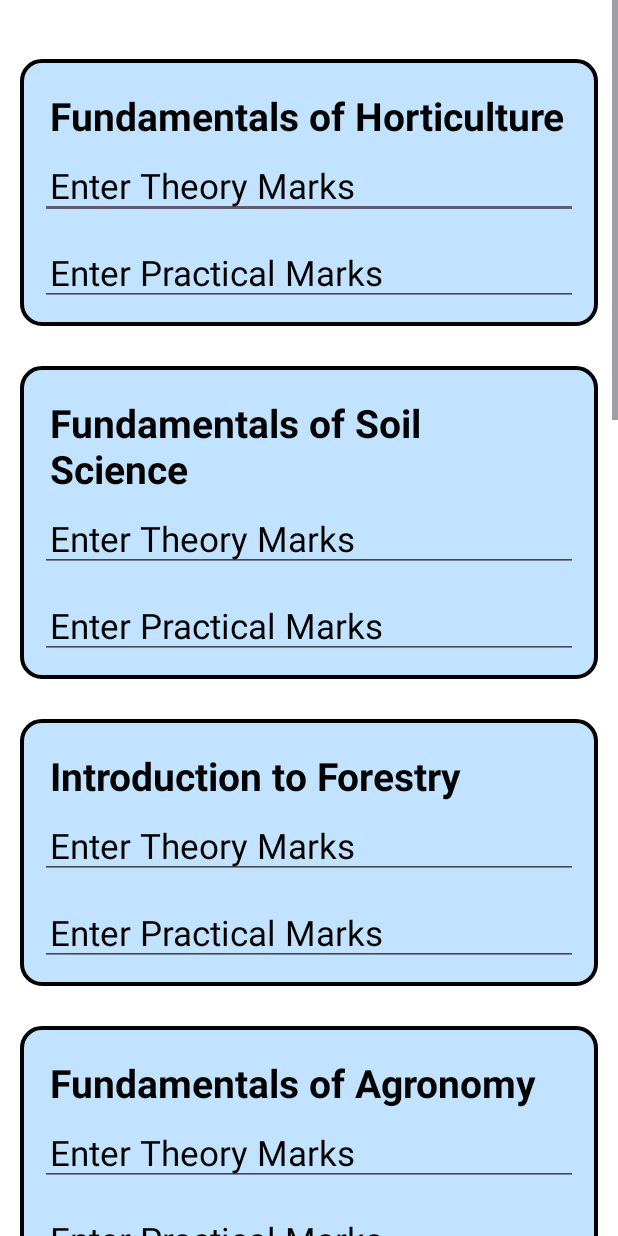
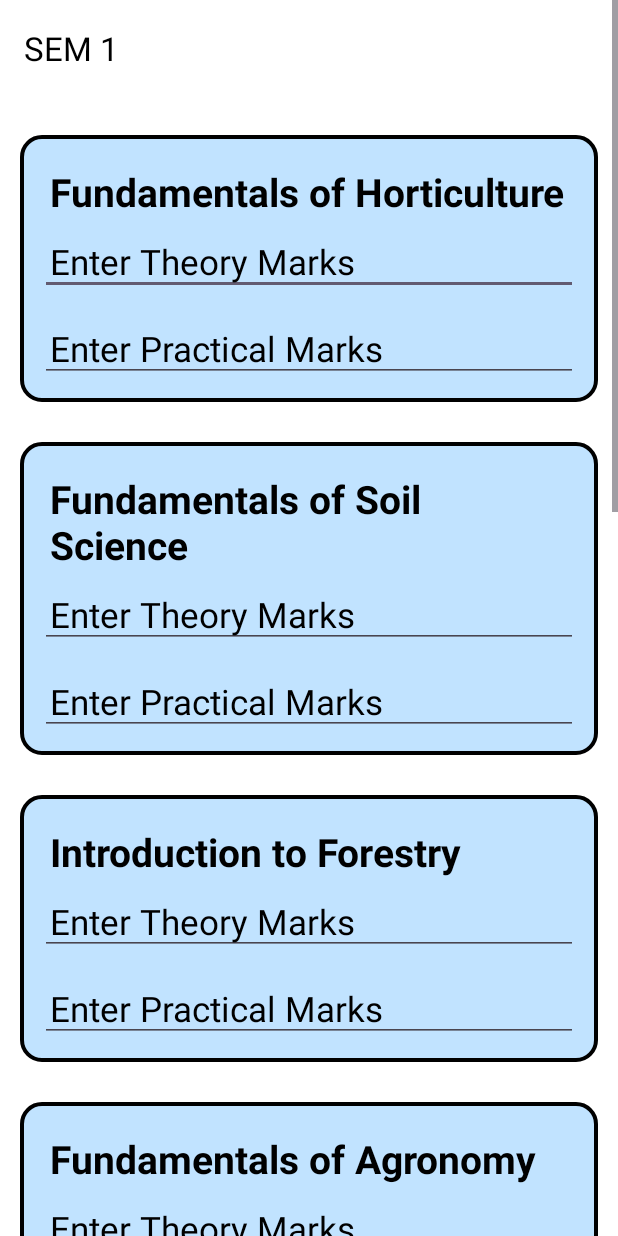
Before and after one commit to supershor/Grade-ACE, an Android app: the OGPA_calculator screen opened directly, with no data from a screen before it, on a phone screen of 412 x 824 dp. Run offline under Robolectric (Android 15) with nearby library versions, the phone set to English and light mode, and no system bars; our stand-ins replace Firebase (no records; nobody signed in at launch, a user with empty details on screens opened directly), sdp/ssp sizes.

Commit message:
Bug fixed and ogpa calculator now added with backend code and recyclerview working in main page.

```diff
--- a/app/src/main/AndroidManifest.xml
+++ b/app/src/main/AndroidManifest.xml
@@ -14,6 +14,7 @@
         tools:targetApi="31">
         <activity
             android:name=".OGPA_calculator"
+            android:windowSoftInputMode="adjustPan"
             android:exported="false" />
         <activity
             android:name=".Sign_Up"
--- a/app/src/main/java/com/om_tat_sat/grade_ace/OGPA_calculator.java
+++ b/app/src/main/java/com/om_tat_sat/grade_ace/OGPA_calculator.java
@@ -8,19 +8,26 @@ import android.view.View;
 import android.widget.EditText;
 import android.widget.LinearLayout;
 import android.widget.TextView;
+import android.widget.Toast;
 
 import androidx.activity.EdgeToEdge;
 import androidx.appcompat.app.AppCompatActivity;
+import androidx.appcompat.widget.AppCompatButton;
+import androidx.appcompat.widget.Toolbar;
 import androidx.core.content.ContextCompat;
 import androidx.core.graphics.Insets;
 import androidx.core.view.ViewCompat;
 import androidx.core.view.WindowInsetsCompat;
 
 import com.google.firebase.auth.FirebaseAuth;
+import com.google.firebase.database.DatabaseReference;
+import com.google.firebase.database.FirebaseDatabase;
 import com.om_tat_sat.grade_ace.data_holders.input_fields;
 import com.om_tat_sat.grade_ace.data_holders.marking;
 
 import java.util.ArrayList;
+import java.util.HashMap;
+import java.util.Objects;
 
 public class OGPA_calculator extends AppCompatActivity {
     FirebaseAuth firebaseAuth;
@@ -32,6 +39,8 @@ public class OGPA_calculator extends AppCompatActivity {
     ArrayList<marking>sub_arr5;
     ArrayList<marking>sub_arr6;
     ArrayList<input_fields>fields;
+    AppCompatButton calculate;
+    String name;
     LinearLayout linear1;
     LinearLayout linear2;
     LinearLayout linear3;
@@ -80,8 +89,14 @@ public class OGPA_calculator extends AppCompatActivity {
     TextView subject_name_10;
     TextView subject_name_11;
     TextView subject_name_12;
+    Toolbar toolbar;
+    Double theory;
+    Double practical;
+    Double total;
     Intent intent;
     int sem;
+    FirebaseDatabase firebaseDatabase;
+    DatabaseReference databaseReference;
 
     @SuppressLint("MissingInflatedId")
     @Override
@@ -101,7 +116,11 @@ public class OGPA_calculator extends AppCompatActivity {
         //intents
         intent=getIntent();
         sem=intent.getIntExtra("SEM",1);
+        name=intent.getStringExtra("NAME");
         Log.e( "main sem onCreate:0000000000000000",sem+"");
+        //tool bar setup
+        toolbar=findViewById(R.id.toolbar_calculator);
+        toolbar.setTitle("SEM "+sem);
 
         //checking if user is signed in or not
         firebaseAuth=FirebaseAuth.getInstance();
@@ -121,9 +140,71 @@ public class OGPA_calculator extends AppCompatActivity {
         fields=new ArrayList<>();
         initialize_arrays();
         initialize_fields();
+        firebaseDatabase=FirebaseDatabase.getInstance("https://grade-ace-default-rtdb.asia-southeast1.firebasedatabase.app/");
+        databaseReference=firebaseDatabase.getReference().child(firebaseAuth.getCurrentUser().getUid()).child("OGPA");
 
         refresh();
 
+        calculate.setOnClickListener(v -> calculate());
+    }
+    public void calculate(){
+        theory=0D;
+        practical=0D;
+        total=0D;
+        for (int i=0;i<array.get(sem-1).size();i++){
+            Log.e( "main calculate: 1", i+"theory"+"="+theory);
+            Log.e( "main calculate: 1", i+"practical"+"="+practical);
+            Log.e( "main calculate: 1", i+"total"+"="+total);
+            marking marking=array.get(sem-1).get(i);
+            input_fields input_fields=fields.get(i);
+            if(input_fields.getTheory_marks().getVisibility()==View.VISIBLE){
+                if (check(input_fields.getTheory_marks())){
+                    Log.e( "main return calculate: ", i+"");
+                    return;
+                } else if (Double.parseDouble(input_fields.getTheory_marks().getText().toString())>70) {
+                    Toast.makeText(this, "Theory marks more than 70 detected.", Toast.LENGTH_SHORT).show();
+                    return;
+                } else{
+                    theory+=(Double.parseDouble(input_fields.getTheory_marks().getText().toString()) * marking.getTheory_marks());
+                    total+=(70*marking.getTheory_marks());
+                }
+            }
+            if(input_fields.getPractical_marks().getVisibility()==View.VISIBLE){
+                if (check(input_fields.getPractical_marks())){
+                    Log.e( "main return calculate: ", i+"");
+                    return;
+                } else if (Double.parseDouble(input_fields.getPractical_marks().getText().toString())>30) {
+                    Toast.makeText(this, "Practical marks more than 30 detected.", Toast.LENGTH_SHORT).show();
+                    return;
+                } else{
+                    practical+=(Double.parseDouble(input_fields.getPractical_marks().getText().toString())* marking.getPractical_marks());
+                    total+=(30*marking.getPractical_marks());
+                }
+            }
+            Log.e( "main calculate: ", i+"theory"+"="+theory);
+            Log.e( "main calculate: ", i+"practical"+"="+practical);
+            Log.e( "main calculate: ", i+"total"+"="+total);
+        }
+        HashMap<String,String>hashMap=new HashMap<>();
+        hashMap.put("NAME",name);
+        hashMap.put("OGPA",(theory+practical)/total*10+"");
+        hashMap.put("SEM",sem+"");
+        databaseReference.child(name+sem).setValue(hashMap).addOnCompleteListener(task -> {
+            if (task.isSuccessful()){
+                Toast.makeText(OGPA_calculator.this, "New OGPA added successfully.", Toast.LENGTH_SHORT).show();
+                Toast.makeText(OGPA_calculator.this,"OGPA : "+(theory+practical)/total*10, Toast.LENGTH_SHORT).show();
+            }else{
+                Toast.makeText(OGPA_calculator.this, Objects.requireNonNull(task.getException()).getMessage(), Toast.LENGTH_SHORT).show();
+                Log.e( "Main error found onComplete:---------",task.getException()+"");
+            }
+        });
+    }
+    public boolean check(EditText editText){
+        if (editText.getText()==null||editText.getText().toString().isEmpty()){
+            Toast.makeText(this,"Enter all available fields.", Toast.LENGTH_SHORT).show();
+            return true;
+        }
+        return false;
     }
     public void refresh(){
         Log.e( "main onCreate:++++++++++",array.get(sem-1).size()+"");
@@ -131,6 +212,7 @@ public class OGPA_calculator extends AppCompatActivity {
             Log.e( "main onCreate: -----------------",i+"");
             marking marking=array.get(sem-1).get(i);
             input_fields input_fields=fields.get(i);
+            Log.e("refresh: ", String.valueOf(Boolean.valueOf(View.VISIBLE==input_fields.getPractical_marks().getVisibility())));
             input_fields.getLayout().setVisibility(View.VISIBLE);
             input_fields.getName().setText(marking.getName());
             if (marking.getTheory_marks()<=0){
@@ -241,6 +323,7 @@ public class OGPA_calculator extends AppCompatActivity {
 
     }
     public void initialize_fields(){
+        calculate=findViewById(R.id.calculate);
         linear1=findViewById(R.id.linear1);
         theory_marks_1=findViewById(R.id.subject_theory_marks_name_1);
         practical_marks_1=findViewById(R.id.subject_practical_marks_name_1);
--- a/app/src/main/java/com/om_tat_sat/grade_ace/Recycler/Item.java
+++ b/app/src/main/java/com/om_tat_sat/grade_ace/Recycler/Item.java
@@ -3,7 +3,7 @@ package com.om_tat_sat.grade_ace.Recycler;
 public class Item {
     String name;
     String ogpa;
-
+    String sem;
     public String getName() {
         return name;
     }
@@ -27,5 +27,5 @@ public class Item {
         this.sem = sem;
     }
 
-    String sem;
+
 }
--- a/app/src/main/java/com/om_tat_sat/grade_ace/Sign_Up.java
+++ b/app/src/main/java/com/om_tat_sat/grade_ace/Sign_Up.java
@@ -68,7 +68,7 @@ public class Sign_Up extends AppCompatActivity {
 
         //FireBase initializing
         firebaseDatabase=FirebaseDatabase.getInstance("https://grade-ace-default-rtdb.asia-southeast1.firebasedatabase.app/");
-        databaseReference=firebaseDatabase.getReference("USER DATA");
+        databaseReference=firebaseDatabase.getReference();
 
         //setting on click listener
         save=findViewById(R.id.save_account_creation_information);
--- a/app/src/main/res/layout/activity_ogpa_calculator.xml
+++ b/app/src/main/res/layout/activity_ogpa_calculator.xml
@@ -1,6 +1,7 @@
 <?xml version="1.0" encoding="utf-8"?>
 <LinearLayout xmlns:android="http://schemas.android.com/apk/res/android"
     xmlns:tools="http://schemas.android.com/tools"
+    xmlns:app="http://schemas.android.com/apk/res-auto"
     android:id="@+id/main"
     android:orientation="vertical"
     android:background="@color/white"
@@ -12,12 +13,19 @@
         android:layout_height="match_parent"
         tools:ignore="UselessParent">
         <LinearLayout
-            android:layout_marginTop="@dimen/_10sdp"
             android:layout_width="match_parent"
             android:layout_height="wrap_content"
             android:orientation="vertical">
+            <androidx.appcompat.widget.Toolbar
+                app:title="--"
+                android:background="@color/white"
+                app:titleTextColor="@color/black"
+                app:subtitleTextColor="@color/black"
+                android:layout_width="match_parent"
+                android:layout_height="wrap_content"
+                android:id="@+id/toolbar_calculator"/>
             <LinearLayout
-                android:visibility="invisible"
+                android:visibility="gone"
                 android:layout_width="match_parent"
                 android:orientation="vertical"
                 android:id="@+id/linear1"
@@ -80,7 +88,7 @@
                     android:importantForAutofill="no" />
             </LinearLayout>
             <LinearLayout
-                android:visibility="invisible"
+                android:visibility="gone"
                 android:layout_width="match_parent"
                 android:orientation="vertical"
                 android:id="@+id/linear2"
@@ -140,7 +148,7 @@
                     android:importantForAutofill="no" />
             </LinearLayout>
             <LinearLayout
-                android:visibility="invisible"
+                android:visibility="gone"
                 android:layout_width="match_parent"
                 android:orientation="vertical"
                 android:id="@+id/linear3"
@@ -200,7 +208,7 @@
                     android:importantForAutofill="no" />
             </LinearLayout>
             <LinearLayout
-                android:visibility="invisible"
+                android:visibility="gone"
                 android:layout_width="match_parent"
                 android:orientation="vertical"
                 android:id="@+id/linear4"
@@ -260,7 +268,7 @@
                     android:importantForAutofill="no" />
             </LinearLayout>
             <LinearLayout
-                android:visibility="invisible"
+                android:visibility="gone"
                 android:layout_width="match_parent"
                 android:orientation="vertical"
                 android:id="@+id/linear5"
@@ -320,7 +328,7 @@
                     android:importantForAutofill="no" />
             </LinearLayout>
             <LinearLayout
-                android:visibility="invisible"
+                android:visibility="gone"
                 android:layout_width="match_parent"
                 android:orientation="vertical"
                 android:id="@+id/linear6"
@@ -380,7 +388,7 @@
                     android:importantForAutofill="no" />
             </LinearLayout>
             <LinearLayout
-                android:visibility="invisible"
+                android:visibility="gone"
                 android:layout_width="match_parent"
                 android:orientation="vertical"
                 android:id="@+id/linear7"
@@ -440,7 +448,7 @@
                     android:importantForAutofill="no" />
             </LinearLayout>
             <LinearLayout
-                android:visibility="invisible"
+                android:visibility="gone"
                 android:layout_width="match_parent"
                 android:orientation="vertical"
                 android:id="@+id/linear8"
@@ -500,7 +508,7 @@
                     android:importantForAutofill="no" />
             </LinearLayout>
             <LinearLayout
-                android:visibility="invisible"
+                android:visibility="gone"
                 android:layout_width="match_parent"
                 android:orientation="vertical"
                 android:id="@+id/linear9"
@@ -560,7 +568,7 @@
                     android:importantForAutofill="no" />
             </LinearLayout>
             <LinearLayout
-                android:visibility="invisible"
+                android:visibility="gone"
                 android:layout_width="match_parent"
                 android:orientation="vertical"
                 android:id="@+id/linear10"
@@ -620,7 +628,7 @@
                     android:importantForAutofill="no" />
             </LinearLayout>
             <LinearLayout
-                android:visibility="invisible"
+                android:visibility="gone"
                 android:layout_width="match_parent"
                 android:orientation="vertical"
                 android:id="@+id/linear11"
@@ -680,14 +688,14 @@
                     android:importantForAutofill="no" />
             </LinearLayout>
             <LinearLayout
-                android:visibility="invisible"
+                android:visibility="gone"
                 android:layout_width="match_parent"
                 android:orientation="vertical"
                 android:id="@+id/linear12"
                 android:layout_marginStart="@dimen/_10sdp"
                 android:layout_marginEnd="@dimen/_10sdp"
                 android:layout_marginTop="@dimen/_10sdp"
-                android:layout_marginBottom="@dimen/_50sdp"
+                android:layout_marginBottom="@dimen/_20sdp"
                 android:background="@drawable/less_border_blue"
                 android:layout_height="wrap_content"
                 tools:ignore="UselessParent">
@@ -742,6 +750,19 @@
                     android:layout_marginEnd="@dimen/_10sdp"
                     android:importantForAutofill="no" />
             </LinearLayout>
+            <androidx.appcompat.widget.AppCompatButton
+                android:layout_width="match_parent"
+                android:layout_height="wrap_content"
+                android:background="@drawable/less_border_purple"
+                android:text="@string/calculate"
+                android:layout_marginTop="@dimen/_50sdp"
+                android:layout_marginStart="@dimen/_15sdp"
+                android:layout_marginEnd="@dimen/_15sdp"
+                android:layout_marginBottom="@dimen/_50sdp"
+                android:id="@+id/calculate"
+                android:textColor="@color/white"
+                android:textSize="@dimen/_25sdp"
+                android:textStyle="bold"/>
         </LinearLayout>
     </ScrollView>
 </LinearLayout>
--- a/app/src/main/res/values/strings.xml
+++ b/app/src/main/res/values/strings.xml
@@ -20,5 +20,6 @@
     <string name="for_someone_else">For Someone Else</string>
     <string name="enter_theory_marks">Enter Theory Marks</string>
     <string name="enter_practical_marks">Enter Practical Marks</string>
+    <string name="calculate">Calculate</string>
 
 </resources>
```
Also changed, not shown: app/src/main/java/com/om_tat_sat/grade_ace/MainActivity.java (+11 -2 lines), 2 other files.
